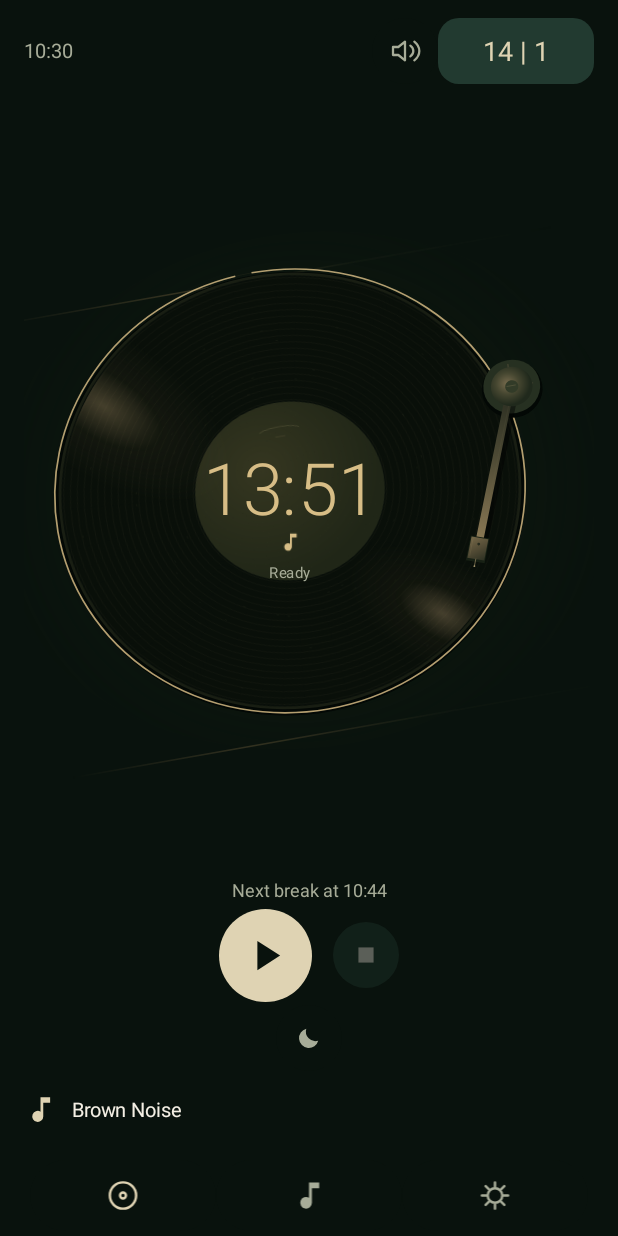
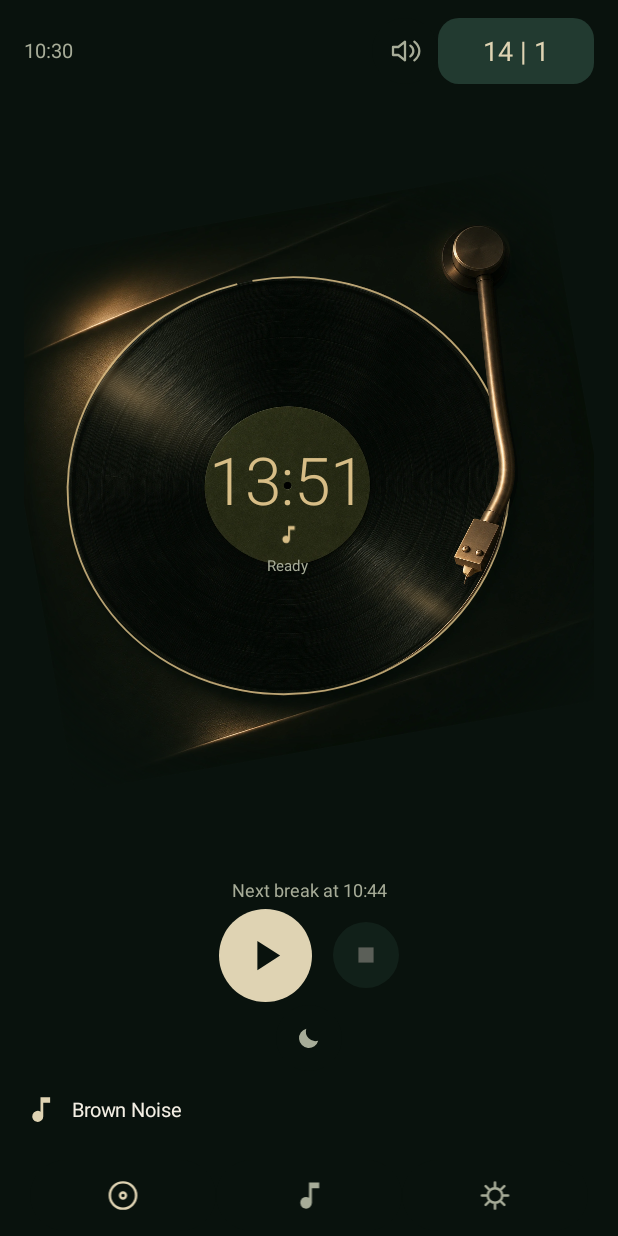
Before and after one commit to wander-yd/pauso, an Android app: the screen it shows after launch (MainActivity), on a phone screen of 412 x 824 dp. Run offline under Robolectric (Android 15) with nearby library versions, the phone set to English and light mode, and no system bars; network calls fail; pictures from the network do not load.

Commit message:
Use layered material artwork for the dark turntable scene

```diff
--- a/app/src/main/AndroidManifest.xml
+++ b/app/src/main/AndroidManifest.xml
@@ -1,4 +1,4 @@
-<manifest xmlns:android="http://schemas.android.com/apk/res/android" package="com.andrew.hourpause" android:versionCode="1007" android:versionName="0.15-preview.2">
+<manifest xmlns:android="http://schemas.android.com/apk/res/android" package="com.andrew.hourpause" android:versionCode="1007" android:versionName="0.15-preview.3">
 <uses-sdk android:minSdkVersion="26" android:targetSdkVersion="35"/>
 <uses-permission android:name="android.permission.INTERNET"/>
 <uses-permission android:name="android.permission.READ_MEDIA_AUDIO"/>
--- a/app/src/main/java/com/andrew/hourpause/TurntableView.java
+++ b/app/src/main/java/com/andrew/hourpause/TurntableView.java
@@ -6,28 +6,29 @@ import android.graphics.drawable.Drawable;
 import android.os.SystemClock;
 import android.view.View;
 import java.util.Locale;
-import java.util.Random;
 
-/** Native layered C-direction scene. Only the disc receives rotation and micro-wobble. */
+/** Layered material scene: rotating vinyl, stationary light/chassis, independently lifted arm. */
 public final class TurntableView extends View {
  private static final int GOLD=0xffd7bd86,BLUE=0xffafc1cd;
+ private static final float CX=277.5f,CY=304,RADIUS=233;
  private final Paint paint=new Paint(Paint.ANTI_ALIAS_FLAG|Paint.FILTER_BITMAP_FLAG);
- private final RectF recordRect=new RectF(30,62,526,558),labelRect=new RectF(178,210,378,410);
- private final RectF glowRect=new RectF(),baseRect=new RectF(-40,25,630,600);private final Path armPath=new Path(),recordClip=new Path();
- private final Shader chassis=new RadialGradient(290,313,340,new int[]{0xff142015,0x700f190f,0x0009120d},new float[]{0,.65f,1},Shader.TileMode.CLAMP);
+ private final RectF sheet=new RectF(0,0,600,600),discRect=new RectF(CX-243,CY-243,CX+243,CY+243),ringRect=new RectF(CX-RADIUS,CY-RADIUS,CX+RADIUS,CY+RADIUS);
+ private final Path recordClip=new Path(),bearingClip=new Path();
  private final TurntableMotion motion=new TurntableMotion();
- private final Shader paper=new RadialGradient(252,282,125,new int[]{0xff353620,0xff202617},null,Shader.TileMode.CLAMP);
- private final Shader metal=new LinearGradient(527,238,465,405,new int[]{0xff25291e,0xff4c4934,0xff8b7955},new float[]{0,.45f,1},Shader.TileMode.CLAMP);
- private final Shader pivot=new RadialGradient(523,234,24,new int[]{0xff776b4e,0xff454630,0xff20291c},null,Shader.TileMode.CLAMP);
- private final Shader head=new LinearGradient(-9,-4,10,22,new int[]{0xff756748,0xff514a34,0xff282d20},null,Shader.TileMode.CLAMP);
- private final Shader lightA=new RadialGradient(0,0,1,new int[]{0x50c6a777,0x0fb49460,0x00ac8658},new float[]{0,.45f,1},Shader.TileMode.CLAMP);
- private final Shader lightB=new RadialGradient(0,0,1,new int[]{0x49dab786,0x108e7045,0x008e7045},new float[]{0,.45f,1},Shader.TileMode.CLAMP);
- private final Shader edge=new LinearGradient(0,0,600,0,new int[]{0x0074633e,0x6077633e,0x22303320,0x0009120d},new float[]{0,.32f,.65f,1},Shader.TileMode.CLAMP);
- private Bitmap texture;private Drawable statusIcon;private String label="Ready",clock="00:00";
+ private final Bitmap chassis,disc,arm;
+ private final ColorFilter shadow=new PorterDuffColorFilter(Color.BLACK,PorterDuff.Mode.SRC_IN);
+ private final Shader lightA=new RadialGradient(0,0,1,new int[]{0x65d2a66c,0x20ae8953,0x00ae8953},new float[]{0,.48f,1},Shader.TileMode.CLAMP);
+ private final Shader lightB=new RadialGradient(0,0,1,new int[]{0x55d1a568,0x168f7045,0x008f7045},new float[]{0,.45f,1},Shader.TileMode.CLAMP);
+ private final Shader vignette=new RadialGradient(300,300,410,new int[]{0x0009120d,0x0009120d,0xff09120d},new float[]{0,.70f,1},Shader.TileMode.CLAMP);
+ private Drawable statusIcon;private String label="Ready",clock="00:00";
  private long remaining=1,segment=1;private boolean audible,resumed,reduced,immersive,quiet;
  private int currentIcon=-1;private float unitScale=1;
- public TurntableView(Context context){super(context);setFocusable(true);setContentDescription("Ready. Choose music");setLayerType(View.LAYER_TYPE_HARDWARE,null);
-  recordClip.addCircle(278,310,240,Path.Direction.CW);armPath.moveTo(527,238);armPath.lineTo(465,405);
+ public TurntableView(Context context){super(context);setFocusable(true);setContentDescription("Ready. Choose music");
+  BitmapFactory.Options options=new BitmapFactory.Options();options.inScaled=false;
+  chassis=BitmapFactory.decodeResource(getResources(),R.drawable.turntable_chassis,options);
+  disc=BitmapFactory.decodeResource(getResources(),R.drawable.turntable_disc,options);
+  arm=BitmapFactory.decodeResource(getResources(),R.drawable.turntable_arm,options);
+  recordClip.addCircle(CX,CY,RADIUS-1,Path.Direction.CW);bearingClip.addCircle(518,81,39,Path.Direction.CW);
  }
  public void setState(String text,long left,long total,boolean playing,boolean rest,int icon){
   label=text;remaining=left;segment=total;audible=playing;quiet=rest;
@@ -38,56 +39,35 @@ public final class TurntableView extends View {
  public void setPresentation(boolean visible,boolean reduce,boolean full){if(resumed!=visible){resumed=visible;motion.freezeClock();}reduced=reduce;immersive=full;invalidate();}
  @Override protected void onDetachedFromWindow(){motion.freezeClock();super.onDetachedFromWindow();}
  @Override public void onVisibilityAggregated(boolean visible){super.onVisibilityAggregated(visible);motion.freezeClock();if(visible)invalidate();}
- private void fill(Canvas c,int color){paint.setShader(null);paint.setColor(color);paint.setStyle(Paint.Style.FILL);}
- private void circle(Canvas c,float x,float y,float r,int color){fill(c,color);c.drawCircle(x,y,r,paint);}
- private void line(Canvas c,float x1,float y1,float x2,float y2,int color,float width){paint.setShader(null);paint.setStyle(Paint.Style.STROKE);paint.setStrokeWidth(width);paint.setStrokeCap(Paint.Cap.ROUND);paint.setColor(color);c.drawLine(x1,y1,x2,y2,paint);}
- private void texture(){if(texture!=null)return;texture=Bitmap.createBitmap(600,600,Bitmap.Config.ARGB_8888);Canvas c=new Canvas(texture);
-  circle(c,278,310,241,0xff080e09);
-  paint.setStyle(Paint.Style.STROKE);Random rng=new Random(17);
-  for(int i=0;i<172;i++){paint.setColor(i%9==0?0x189e9369:0x0d777b52);paint.setStrokeWidth(i%9==0?.7f:.4f);c.drawCircle(278,310,102+i*.8f,paint);}
-  for(int i=0;i<50;i++){double a=i*2.39996;float r=115+rng.nextInt(115),x=278+(float)Math.cos(a)*r,y=310+(float)Math.sin(a)*r;line(c,x,y,x+(float)Math.sin(a)*2,y-(float)Math.cos(a)*2,0x1ac3b88e,.5f);}
-  paint.setStyle(Paint.Style.FILL);paint.setColor(-1);paint.setShader(paper);c.drawCircle(278,310,100,paint);paint.setShader(null);
-  c.save();Path clip=new Path();clip.addCircle(278,310,98,Path.Direction.CW);c.clipPath(clip);
-  for(int i=0;i<1400;i++){paint.setColor(i%2==0?0x097e7953:0x0a080d08);float x=178+rng.nextFloat()*200,y=210+rng.nextFloat()*200;c.drawCircle(x,y,.25f+rng.nextFloat()*.5f,paint);}c.restore();
-  paint.setStyle(Paint.Style.STROKE);paint.setStrokeWidth(.8f);paint.setColor(0x4a9b9166);glowRect.set(255,237,301,249);c.drawArc(glowRect,205,130,false,paint);line(c,273,248,283,248,0x399b9166,.7f);
- }
+ private void image(Canvas c,Bitmap bitmap,RectF bounds){paint.setShader(null);paint.setStyle(Paint.Style.FILL);c.drawBitmap(bitmap,null,bounds,paint);}
  private void glow(Canvas c,Shader shader,float x,float y,float rx,float ry,float rotation){c.save();c.translate(x,y);c.rotate(rotation);c.scale(rx,ry);paint.setShader(shader);paint.setStyle(Paint.Style.FILL);paint.setColor(-1);c.drawCircle(0,0,1,paint);paint.setShader(null);c.restore();}
- @Override protected void onDraw(Canvas c){super.onDraw(c);if(getWidth()==0||getHeight()==0)return;texture();
+ private void arm(Canvas c){c.save();c.translate(518,81);c.rotate(-10);c.scale(.78f,.78f);c.translate(-538,-98);image(c,arm,sheet);c.restore();}
+ @Override protected void onDraw(Canvas c){super.onDraw(c);if(getWidth()==0||getHeight()==0)return;
   boolean visible=resumed&&isShown()&&getWindowVisibility()==VISIBLE;
   if(visible)motion.step(SystemClock.elapsedRealtime(),audible,reduced);else motion.freezeClock();
   float size=Math.min(getWidth()*(immersive?1.04f:1f),getHeight()*1.06f);unitScale=size/600f;
-  float ox=(getWidth()-size)/2,oy=(getHeight()-size)/2;c.save();c.translate(ox,oy);c.scale(unitScale,unitScale);
+  c.save();c.translate((getWidth()-size)/2,(getHeight()-size)/2);c.scale(unitScale,unitScale);
   c.save();c.rotate(-10,300,300);c.scale(1,.94f,300,300);
-  paint.setColor(-1);paint.setStyle(Paint.Style.FILL);paint.setShader(chassis);c.drawOval(baseRect,paint);paint.setShader(edge);paint.setStyle(Paint.Style.STROKE);paint.setStrokeWidth(1.8f);c.drawLine(-20,70,600,70,paint);c.drawLine(0,584,570,584,paint);paint.setShader(null);
-  circle(c,278,313,248,0xff030805);circle(c,278,310,244,0xff191e13);
-  c.save();c.translate(0,(float)motion.wobbleY());c.scale(1,(float)motion.wobbleScale(),278,310);c.rotate((float)motion.angle(),278,310);paint.setStyle(Paint.Style.FILL);paint.setColor(-1);c.drawBitmap(texture,0,0,paint);c.restore();
-  c.save();c.clipPath(recordClip);glow(c,lightA,100,180,155,76,45);glow(c,lightB,414,475,112,59,42);c.restore();
-  paint.setStyle(Paint.Style.STROKE);paint.setStrokeWidth(1);paint.setColor(0x31554c2d);c.drawOval(recordRect,paint);
-  int accent=quiet?BLUE:GOLD;paint.setColor(accent);paint.setAlpha(210);paint.setStrokeWidth(1.8f);paint.setStrokeCap(Paint.Cap.BUTT);c.drawArc(recordRect,-90,(float)(360*TurntableMotion.remainingFraction(remaining,segment)),false,paint);paint.setAlpha(255);
-  // A short straight arm mounted on a visible plinth. Pause only lifts it slightly.
+  image(c,chassis,sheet);
+  c.save();c.translate(0,(float)motion.wobbleY());c.scale(1,(float)motion.wobbleScale(),CX,CY);c.rotate((float)motion.angle(),CX,CY);image(c,disc,discRect);c.restore();
+  // Grazing light stays in world space; it never spins with the texture.
+  c.save();c.clipPath(recordClip);glow(c,lightA,128,170,135,49,43);glow(c,lightB,400,461,105,36,43);c.restore();
+  int accent=quiet?BLUE:GOLD;
+  paint.setShader(null);paint.setStyle(Paint.Style.STROKE);paint.setStrokeWidth(2);paint.setStrokeCap(Paint.Cap.BUTT);paint.setColor(accent);paint.setAlpha(215);
+  c.drawArc(ringRect,-90,(float)(360*TurntableMotion.remainingFraction(remaining,segment)),false,paint);paint.setAlpha(255);
   float lift=(float)Math.max(0,Math.min(1,-motion.arm()/7));
-  circle(c,527,241,32,0xff030805);circle(c,527,238,30,0xff263021);
-  line(c,543,238,549,238,0xff3b3e2c,2);line(c,527,217,527,213,0xff3b3e2c,2);
-  c.save();c.translate(1+lift,2+lift*2);paint.setShader(null);paint.setColor(0x70000000);paint.setStyle(Paint.Style.STROKE);paint.setStrokeCap(Paint.Cap.ROUND);paint.setStrokeWidth(10);c.drawPath(armPath,paint);c.restore();
-  c.save();c.translate(0,-lift*2.5f);
-  paint.setColor(-1);paint.setShader(metal);paint.setStyle(Paint.Style.STROKE);paint.setStrokeCap(Paint.Cap.ROUND);paint.setStrokeWidth(8);c.drawPath(armPath,paint);paint.setShader(null);
-  line(c,524,251,468,401,0x237e7655,.8f);
-  c.save();c.translate(465,405);c.rotate(20);
-  fill(c,0xff172014);c.drawRect(-10,-5,10,23,paint);paint.setColor(-1);paint.setShader(head);c.drawRect(-9,-4,9,20,paint);paint.setShader(null);
-  line(c,-7,-2,-7,17,0x2baf9a70,.7f);circle(c,0,3,1.5f,0xff272b1e);
-  line(c,0,20,0,28,0xff796f50,.9f);circle(c,0,28,1,0xffa2946b);c.restore();c.restore();
-  // The cap hides the arm joint and stays attached to the chassis while the arm lifts.
-  paint.setStyle(Paint.Style.FILL);paint.setColor(-1);paint.setShader(pivot);c.drawCircle(527,238,22,paint);paint.setShader(null);
-  circle(c,527,238,7,0xff323b28);line(c,522,237,531,237,0xff57573d,.8f);
-  c.restore();
-  // Fixed overlay: independent of the rotated/wobbling physical plane.
+  c.save();c.translate(1+lift,2+lift*2);paint.setColorFilter(shadow);paint.setAlpha(90);arm(c);paint.setColorFilter(null);paint.setAlpha(255);c.restore();
+  c.save();c.scale(1,1-lift*.005f,518,81);arm(c);c.restore();
+  // Repaint the bearing at its fixed attachment point, independently of the arm lift.
+  c.save();c.clipPath(bearingClip);arm(c);c.restore();
+  paint.setStyle(Paint.Style.FILL);paint.setColor(-1);paint.setShader(vignette);c.drawRect(sheet,paint);paint.setShader(null);c.restore();
+  // Readable timer/icon overlay never inherits record rotation, wobble or scene tilt.
   paint.setStyle(Paint.Style.FILL);paint.setShader(null);paint.setColor(accent);paint.setTextAlign(Paint.Align.CENTER);paint.setTypeface(Typeface.create("sans-serif-light",Typeface.NORMAL));
-  float textSize=clock.length()>5?54:76;float minText=28*getResources().getDisplayMetrics().scaledDensity/Math.max(.1f,unitScale);paint.setTextSize(Math.min(100,Math.max(textSize,minText)));
-  float maxWidth=immersive?260:290;if(paint.measureText(clock)>maxWidth)paint.setTextSize(paint.getTextSize()*maxWidth/paint.measureText(clock));
-  c.drawText(clock,280,312-(paint.ascent()+paint.descent())/2,paint);
-  if(statusIcon!=null){statusIcon.setTint(accent);statusIcon.setBounds(268,355,292,379);statusIcon.draw(c);}
-  if(!immersive){paint.setTextSize(Math.max(16,10*getResources().getDisplayMetrics().scaledDensity/Math.max(.1f,unitScale)));paint.setTypeface(Typeface.create("sans-serif",0));paint.setColor(0xffa7ac98);c.drawText(label,280,405,paint);}
-  c.restore();
-  if(visible&&motion.needsFrame(audible,reduced))postInvalidateOnAnimation();
+  float textSize=clock.length()>5?54:76,minText=28*getResources().getDisplayMetrics().scaledDensity/Math.max(.1f,unitScale);paint.setTextSize(Math.min(100,Math.max(textSize,minText)));
+  float maxWidth=168;if(paint.measureText(clock)>maxWidth)paint.setTextSize(paint.getTextSize()*maxWidth/paint.measureText(clock));
+  c.drawText(clock,CX,CY-(paint.ascent()+paint.descent())/2,paint);
+  if(statusIcon!=null){statusIcon.setTint(accent);statusIcon.setBounds(266,347,290,371);statusIcon.draw(c);}
+  if(!immersive){paint.setTextSize(Math.max(16,10*getResources().getDisplayMetrics().scaledDensity/Math.max(.1f,unitScale)));paint.setTypeface(Typeface.create("sans-serif",0));paint.setColor(0xffa7ac98);c.drawText(label,CX,397,paint);}
+  c.restore();if(visible&&motion.needsFrame(audible,reduced))postInvalidateOnAnimation();
  }
 }
```
Also changed, not shown: app/src/main/res/drawable-nodpi/turntable_arm.webp (added), app/src/main/res/drawable-nodpi/turntable_chassis.webp (added), app/src/main/res/drawable-nodpi/turntable_disc.webp (added), 2 other files.
